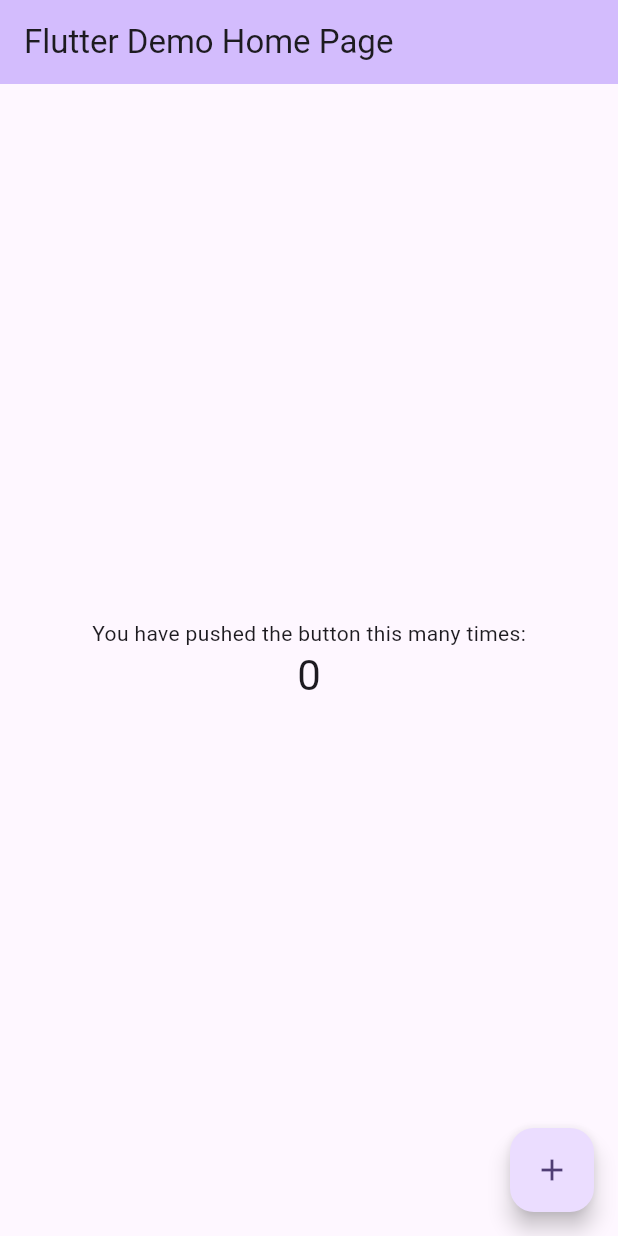
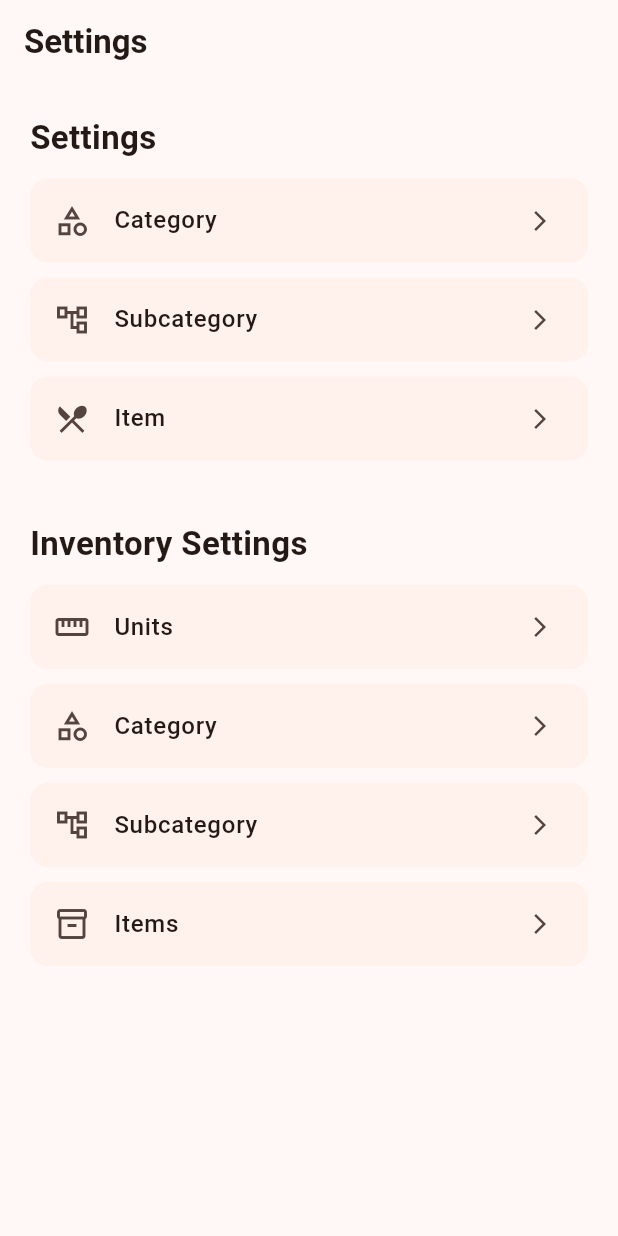
Before and after one commit to vedyainfotech/hd_pos, a Flutter app: the screen it shows after launch, on a phone screen of 412 x 824 dp. Run offline on Flutter 3.47's test engine with Material 3 defaults, Android fonts, the phone set to English and light mode, and no system bars.

Commit message:
Add settings page

```diff
--- a/lib/main.dart
+++ b/lib/main.dart
@@ -1,121 +1,144 @@
 import 'package:flutter/material.dart';
 
 void main() {
-  runApp(const MyApp());
+  runApp(const HDPosApp());
 }
 
-class MyApp extends StatelessWidget {
-  const MyApp({super.key});
+class HDPosApp extends StatelessWidget {
+  const HDPosApp({super.key});
 
-  // This widget is the root of your application.
   @override
   Widget build(BuildContext context) {
     return MaterialApp(
-      title: 'Flutter Demo',
+      debugShowCheckedModeBanner: false,
+      title: 'Home Delivery POS',
       theme: ThemeData(
-        // This is the theme of your application.
-        //
-        // TRY THIS: Try running your application with "flutter run". You'll see
-        // the application has a purple toolbar. Then, without quitting the app,
-        // try changing the seedColor in the colorScheme below to Colors.green
-        // and then invoke "hot reload" (save your changes or press the "hot
-        // reload" button in a Flutter-supported IDE, or press "r" if you used
-        // the command line to start the app).
-        //
-        // Notice that the counter didn't reset back to zero; the application
-        // state is not lost during the reload. To reset the state, use hot
-        // restart instead.
-        //
-        // This works for code too, not just values: Most code changes can be
-        // tested with just a hot reload.
-        colorScheme: .fromSeed(seedColor: Colors.deepPurple),
+        useMaterial3: true,
+        colorSchemeSeed: const Color(0xFF8C421F),
       ),
-      home: const MyHomePage(title: 'Flutter Demo Home Page'),
+      home: const SettingsPage(),
     );
   }
 }
 
-class MyHomePage extends StatefulWidget {
-  const MyHomePage({super.key, required this.title});
-
-  // This widget is the home page of your application. It is stateful, meaning
-  // that it has a State object (defined below) that contains fields that affect
-  // how it looks.
-
-  // This class is the configuration for the state. It holds the values (in this
-  // case the title) provided by the parent (in this case the App widget) and
-  // used by the build method of the State. Fields in a Widget subclass are
-  // always marked "final".
-
-  final String title;
-
-  @override
-  State<MyHomePage> createState() => _MyHomePageState();
-}
-
-class _MyHomePageState extends State<MyHomePage> {
-  int _counter = 0;
-
-  void _incrementCounter() {
-    setState(() {
-      // This call to setState tells the Flutter framework that something has
-      // changed in this State, which causes it to rerun the build method below
-      // so that the display can reflect the updated values. If we changed
-      // _counter without calling setState(), then the build method would not be
-      // called again, and so nothing would appear to happen.
-      _counter++;
-    });
-  }
+class SettingsPage extends StatelessWidget {
+  const SettingsPage({super.key});
 
   @override
   Widget build(BuildContext context) {
-    // This method is rerun every time setState is called, for instance as done
-    // by the _incrementCounter method above.
-    //
-    // The Flutter framework has been optimized to make rerunning build methods
-    // fast, so that you can just rebuild anything that needs updating rather
-    // than having to individually change instances of widgets.
     return Scaffold(
       appBar: AppBar(
-        // TRY THIS: Try changing the color here to a specific color (to
-        // Colors.amber, perhaps?) and trigger a hot reload to see the AppBar
-        // change color while the other colors stay the same.
-        backgroundColor: Theme.of(context).colorScheme.inversePrimary,
-        // Here we take the value from the MyHomePage object that was created by
-        // the App.build method, and use it to set our appbar title.
-        title: Text(widget.title),
-      ),
-      body: Center(
-        // Center is a layout widget. It takes a single child and positions it
-        // in the middle of the parent.
-        child: Column(
-          // Column is also a layout widget. It takes a list of children and
-          // arranges them vertically. By default, it sizes itself to fit its
-          // children horizontally, and tries to be as tall as its parent.
-          //
-          // Column has various properties to control how it sizes itself and
-          // how it positions its children. Here we use mainAxisAlignment to
-          // center the children vertically; the main axis here is the vertical
-          // axis because Columns are vertical (the cross axis would be
-          // horizontal).
-          //
-          // TRY THIS: Invoke "debug painting" (choose the "Toggle Debug Paint"
-          // action in the IDE, or press "p" in the console), to see the
-          // wireframe for each widget.
-          mainAxisAlignment: .center,
-          children: [
-            const Text('You have pushed the button this many times:'),
-            Text(
-              '$_counter',
-              style: Theme.of(context).textTheme.headlineMedium,
-            ),
-          ],
+        title: const Text(
+          'Settings',
+          style: TextStyle(
+            fontWeight: FontWeight.w600,
+          ),
         ),
       ),
-      floatingActionButton: FloatingActionButton(
-        onPressed: _incrementCounter,
-        tooltip: 'Increment',
-        child: const Icon(Icons.add),
+
+      body: ListView(
+        padding: const EdgeInsets.all(20),
+        children: [
+
+          // SETTINGS
+          const Text(
+            'Settings',
+            style: TextStyle(
+              fontSize: 22,
+              fontWeight: FontWeight.bold,
+            ),
+          ),
+
+          const SizedBox(height: 12),
+
+          _settingsItem(
+            context,
+            title: 'Category',
+            icon: Icons.category_outlined,
+          ),
+
+          _settingsItem(
+            context,
+            title: 'Subcategory',
+            icon: Icons.account_tree_outlined,
+          ),
+
+          _settingsItem(
+            context,
+            title: 'Item',
+            icon: Icons.restaurant_menu_outlined,
+          ),
+
+          const SizedBox(height: 30),
+
+          // INVENTORY SETTINGS
+          const Text(
+            'Inventory Settings',
+            style: TextStyle(
+              fontSize: 22,
+              fontWeight: FontWeight.bold,
+            ),
+          ),
+
+          const SizedBox(height: 12),
+
+          _settingsItem(
+            context,
+            title: 'Units',
+            icon: Icons.straighten_outlined,
+          ),
+
+          _settingsItem(
+            context,
+            title: 'Category',
+            icon: Icons.category_outlined,
+          ),
+
+          _settingsItem(
+            context,
+            title: 'Subcategory',
+            icon: Icons.account_tree_outlined,
+          ),
+
+          _settingsItem(
+            context,
+            title: 'Items',
+            icon: Icons.inventory_2_outlined,
+          ),
+        ],
+      ),
+    );
+  }
+
+  Widget _settingsItem(
+    BuildContext context, {
+    required String title,
+    required IconData icon,
+  }) {
+    return Card(
+      margin: const EdgeInsets.only(bottom: 10),
+      elevation: 0,
+      child: ListTile(
+        leading: Icon(icon),
+        title: Text(
+          title,
+          style: const TextStyle(
+            fontSize: 16,
+            fontWeight: FontWeight.w500,
+          ),
+        ),
+        trailing: const Icon(
+          Icons.arrow_forward_ios,
+          size: 16,
+        ),
+        onTap: () {
+          // Page navigation will be added here later.
+          ScaffoldMessenger.of(context).showSnackBar(
+            SnackBar(
+              content: Text('$title page'),
+            ),
+          );
+        },
       ),
     );
   }
```
